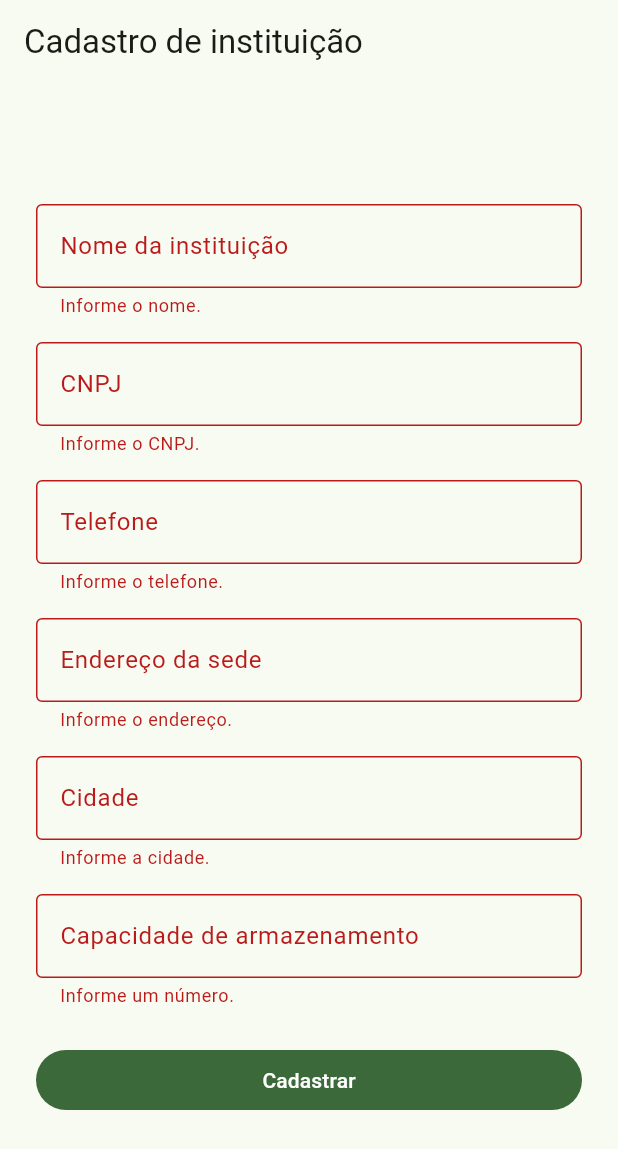
After one commit to DevSchoof/DOA-interface, a Flutter app: the RegisterInstitutionScreen screen opened by its route, after a tap on "Cadastrar", on a phone screen of 412 x 824 dp. The commit adds this screen. Shown: the top 1149 px of the screen. Run offline on Flutter 3.47's test engine with Material 3 defaults, Android fonts, the phone set to English and light mode, and no system bars; our stand-ins replace flutter_secure_storage, go_router; accounts and stored records are empty.

Commit message:
feat: cadastro de instituição (PB-006)

```diff
--- /dev/null
+++ b/lib/models/institution.dart
@@ -0,0 +1,59 @@
+import 'enums/institution_status.dart';
+
+class Institution {
+  final String id;
+  final String userId;
+  final String name;
+  final String cnpj; // só dígitos
+  final String phone;
+  final String address;
+  final String city;
+  final double? latitude;
+  final double? longitude;
+  final double storageCapacity; // capacidade volumétrica
+  final InstitutionStatus status;
+
+  const Institution({
+    required this.id,
+    required this.userId,
+    required this.name,
+    required this.cnpj,
+    required this.phone,
+    required this.address,
+    required this.city,
+    this.latitude,
+    this.longitude,
+    required this.storageCapacity,
+    this.status = InstitutionStatus.pending,
+  });
+
+  bool get isApproved => status == InstitutionStatus.approved;
+
+  factory Institution.fromJson(Map<String, dynamic> json) => Institution(
+    id: json['id'].toString(),
+    userId: json['userId'].toString(),
+    name: json['name'] as String,
+    cnpj: json['cnpj'] as String,
+    phone: json['phone'] as String,
+    address: json['address'] as String,
+    city: json['city'] as String,
+    latitude: (json['latitude'] as num?)?.toDouble(),
+    longitude: (json['longitude'] as num?)?.toDouble(),
+    storageCapacity: (json['storageCapacity'] as num).toDouble(),
+    status: InstitutionStatus.fromString(json['status'] as String?),
+  );
+
+  Map<String, dynamic> toJson() => {
+    'id': id,
+    'userId': userId,
+    'name': name,
+    'cnpj': cnpj,
+    'phone': phone,
+    'address': address,
+    'city': city,
+    'latitude': latitude,
+    'longitude': longitude,
+    'storageCapacity': storageCapacity,
+    'status': status.apiValue,
+  };
+}
--- a/lib/models/models.dart
+++ b/lib/models/models.dart
@@ -1,5 +1,7 @@
 export 'enums/user_role.dart';
 export 'enums/person_type.dart';
+export 'enums/institution_status.dart';
 export 'user.dart';
 export 'auth_session.dart';
 export 'donor.dart';
+export 'institution.dart';
--- a/lib/router.dart
+++ b/lib/router.dart
@@ -5,6 +5,7 @@ import 'providers/auth_provider.dart';
 import 'screens/home_screen.dart';
 import 'screens/login_screen.dart';
 import 'screens/register_donor_screen.dart';
+import 'screens/register_institution_screen.dart';
 import 'screens/register_user_screen.dart';
 
 GoRouter createRouter(AuthProvider auth) => GoRouter(
@@ -27,6 +28,12 @@ GoRouter createRouter(AuthProvider auth) => GoRouter(
       return '/home';
     }
 
+    // Cadastro de instituição só para o perfil Instituição.
+    if (location == '/institutions/new' &&
+        auth.user?.role != UserRole.institution) {
+      return '/home';
+    }
+
     return null;
   },
   routes: [
@@ -40,5 +47,9 @@ GoRouter createRouter(AuthProvider auth) => GoRouter(
       path: '/donors/new',
       builder: (context, state) => const RegisterDonorScreen(),
     ),
+    GoRoute(
+      path: '/institutions/new',
+      builder: (context, state) => const RegisterInstitutionScreen(),
+    ),
   ],
 );
--- /dev/null
+++ b/lib/screens/register_institution_screen.dart
@@ -0,0 +1,208 @@
+import 'package:flutter/material.dart';
+import 'package:go_router/go_router.dart';
+import 'package:provider/provider.dart';
+
+import '../providers/auth_provider.dart';
+import '../services/auth_service.dart';
+import '../providers/institution_provider.dart';
+import '../utils/document_validator.dart';
+
+class RegisterInstitutionScreen extends StatefulWidget {
+  const RegisterInstitutionScreen({super.key});
+
+  @override
+  State<RegisterInstitutionScreen> createState() =>
+      _RegisterInstitutionScreenState();
+}
+
+class _RegisterInstitutionScreenState extends State<RegisterInstitutionScreen> {
+  final _formKey = GlobalKey<FormState>();
+  final _nameController = TextEditingController();
+  final _cnpjController = TextEditingController();
+  final _phoneController = TextEditingController();
+  final _addressController = TextEditingController();
+  final _cityController = TextEditingController();
+  final _capacityController = TextEditingController();
+
+  bool _isLoading = false;
+  String? _error;
+
+  @override
+  void dispose() {
+    _nameController.dispose();
+    _cnpjController.dispose();
+    _phoneController.dispose();
+    _addressController.dispose();
+    _cityController.dispose();
+    _capacityController.dispose();
+    super.dispose();
+  }
+
+  String? _required(String? value, String message) =>
+      (value == null || value.trim().isEmpty) ? message : null;
+
+  double? _parseCapacity(String? value) =>
+      double.tryParse((value ?? '').trim().replaceAll(',', '.'));
+
+  Future<void> _submit() async {
+    if (!_formKey.currentState!.validate()) return;
+
+    final provider = context.read<InstitutionProvider>();
+    final userId = context.read<AuthProvider>().user!.id;
+
+    setState(() {
+      _isLoading = true;
+      _error = null;
+    });
+
+    try {
+      await provider.register(
+        userId: userId,
+        name: _nameController.text.trim(),
+        cnpj: onlyDigits(_cnpjController.text),
+        phone: onlyDigits(_phoneController.text),
+        address: _addressController.text.trim(),
+        city: _cityController.text.trim(),
+        storageCapacity: _parseCapacity(_capacityController.text)!,
+      );
+      if (!mounted) return;
+
+      ScaffoldMessenger.of(context).showSnackBar(
+        const SnackBar(
+          content: Text('Instituição cadastrada. Aguarde a homologação.'),
+        ),
+      );
+      context.pop();
+    } on AuthException catch (e) {
+      if (mounted) setState(() => _error = e.message);
+    } catch (_) {
+      if (mounted) {
+        setState(() => _error = 'Não foi possível cadastrar. Tente novamente.');
+      }
+    } finally {
+      if (mounted) setState(() => _isLoading = false);
+    }
+  }
+
+  @override
+  Widget build(BuildContext context) {
+    return Scaffold(
+      appBar: AppBar(title: const Text('Cadastro de instituição')),
+      body: Center(
+        child: ConstrainedBox(
+          constraints: const BoxConstraints(maxWidth: 480),
+          child: SingleChildScrollView(
+            padding: const EdgeInsets.all(24),
+            child: Form(
+              key: _formKey,
+              child: Column(
+                crossAxisAlignment: CrossAxisAlignment.stretch,
+                children: [
+                  TextFormField(
+                    controller: _nameController,
+                    decoration: const InputDecoration(
+                      labelText: 'Nome da instituição',
+                      border: OutlineInputBorder(),
+                    ),
+                    validator: (v) => _required(v, 'Informe o nome.'),
+                  ),
+                  const SizedBox(height: 16),
+                  TextFormField(
+                    controller: _cnpjController,
+                    keyboardType: TextInputType.number,
+                    decoration: const InputDecoration(
+                      labelText: 'CNPJ',
+                      hintText: '00.000.000/0000-00',
+                      border: OutlineInputBorder(),
+                    ),
+                    validator: (v) {
+                      if (onlyDigits(v ?? '').isEmpty) {
+                        return 'Informe o CNPJ.';
+                      }
+                      return isValidCnpj(v!) ? null : 'CNPJ inválido.';
+                    },
+                  ),
+                  const SizedBox(height: 16),
+                  TextFormField(
+                    controller: _phoneController,
+                    keyboardType: TextInputType.phone,
+                    decoration: const InputDecoration(
+                      labelText: 'Telefone',
+                      hintText: '(11) 99999-8888',
+                      border: OutlineInputBorder(),
+                    ),
+                    validator: (v) {
+                      final digits = onlyDigits(v ?? '');
+                      if (digits.isEmpty) return 'Informe o telefone.';
+                      if (digits.length < 10 || digits.length > 11) {
+                        return 'Telefone inválido.';
+                      }
+                      return null;
+                    },
+                  ),
+                  const SizedBox(height: 16),
+                  TextFormField(
+                    controller: _addressController,
+                    decoration: const InputDecoration(
+                      labelText: 'Endereço da sede',
+                      border: OutlineInputBorder(),
+                    ),
+                    validator: (v) => _required(v, 'Informe o endereço.'),
+                  ),
+                  const SizedBox(height: 16),
+                  TextFormField(
+                    controller: _cityController,
+                    decoration: const InputDecoration(
+                      labelText: 'Cidade',
+                      border: OutlineInputBorder(),
+                    ),
+                    validator: (v) => _required(v, 'Informe a cidade.'),
+                  ),
+                  const SizedBox(height: 16),
+                  TextFormField(
+                    controller: _capacityController,
+                    keyboardType: const TextInputType.numberWithOptions(
+                      decimal: true,
+                    ),
+                    decoration: const InputDecoration(
+                      labelText: 'Capacidade de armazenamento',
+                      helperText: 'Capacidade volumétrica (ex.: 500)',
+                      border: OutlineInputBorder(),
+                    ),
+                    validator: (v) {
+                      final n = _parseCapacity(v);
+                      if (n == null) return 'Informe um número.';
+                      if (n <= 0)
+                        return 'A capacidade deve ser maior que zero.';
+                      return null;
+                    },
+                  ),
+                  if (_error != null) ...[
+                    const SizedBox(height: 16),
+                    Text(
+                      _error!,
+                      style: TextStyle(
+                        color: Theme.of(context).colorScheme.error,
+                      ),
+                    ),
+                  ],
+                  const SizedBox(height: 24),
+                  FilledButton(
+                    onPressed: _isLoading ? null : _submit,
+                    child: _isLoading
+                        ? const SizedBox(
+                            height: 20,
+                            width: 20,
+                            child: CircularProgressIndicator(strokeWidth: 2),
+                          )
+                        : const Text('Cadastrar'),
+                  ),
+                ],
+              ),
+            ),
+          ),
+        ),
+      ),
+    );
+  }
+}
```
Also changed, not shown: lib/main.dart (+11 -2 lines), lib/models/enums/institution_status.dart (added, +19 -0 lines), lib/providers/institution_provider.dart (added, +59 -0 lines), lib/screens/home_screen.dart (+56 -0 lines), lib/services/institution_service.dart (added, +19 -0 lines), lib/services/mock_institution_service.dart (added, +59 -0 lines), 3 other files.
